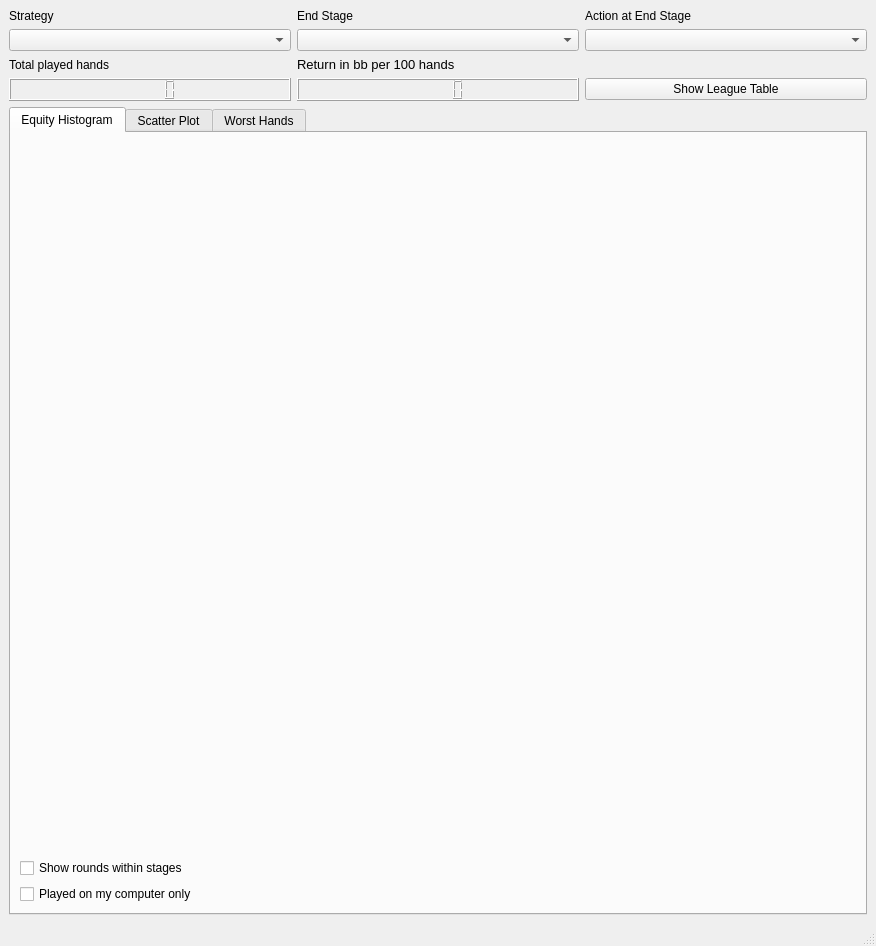
dickreuter/Poker, file poker/gui/ui/analyser_form.ui: the form before one commit.
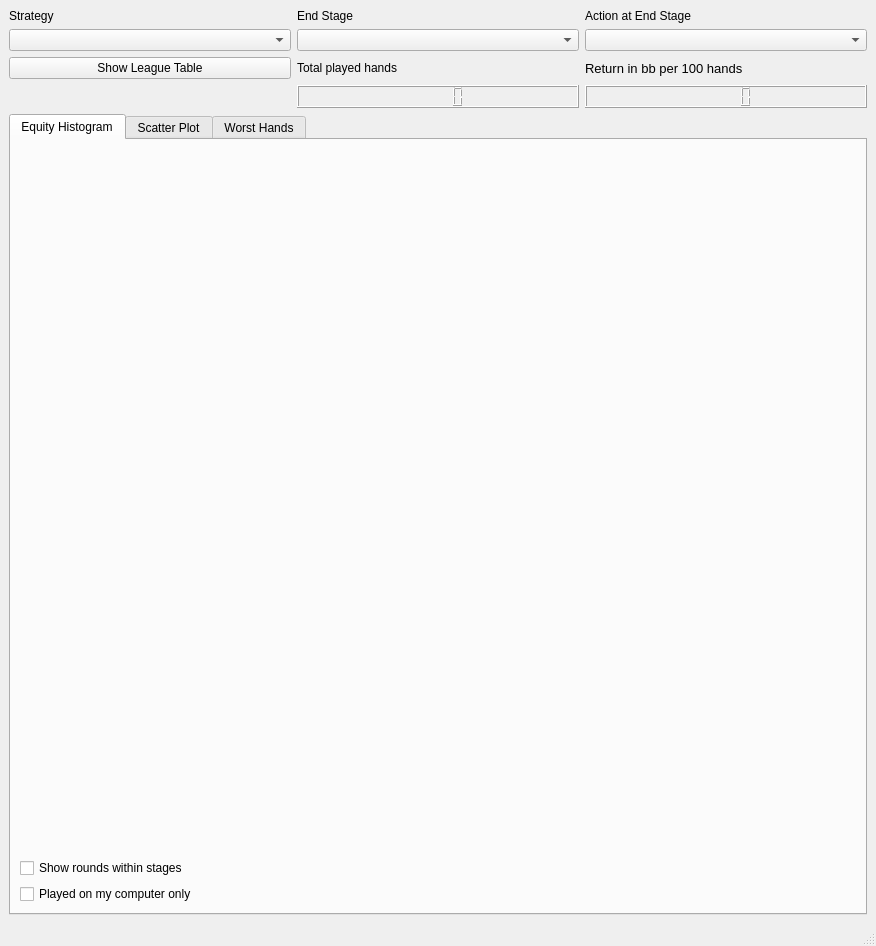
The form after the commit.

Commit message: mouse movement adjustments

Patch:
```diff
--- a/poker/gui/ui/analyser_form.ui
+++ b/poker/gui/ui/analyser_form.ui
@@ -17,19 +17,6 @@
    <layout class="QVBoxLayout" name="verticalLayout">
     <item>
      <layout class="QGridLayout" name="gridLayout_4">
-      <item row="3" column="1">
-       <widget class="QLCDNumber" name="lcdNumber">
-        <property name="lineWidth">
-         <number>1</number>
-        </property>
-        <property name="midLineWidth">
-         <number>0</number>
-        </property>
-        <property name="smallDecimalPoint">
-         <bool>false</bool>
-        </property>
-       </widget>
-      </item>
       <item row="1" column="2">
        <widget class="QComboBox" name="combobox_actiontype">
         <property name="toolTip">
@@ -47,18 +34,6 @@
         </property>
        </widget>
       </item>
-      <item row="2" column="1">
-       <widget class="QLabel" name="label_5">
-        <property name="font">
-         <font>
-          <pointsize>10</pointsize>
-         </font>
-        </property>
-        <property name="text">
-         <string>Return in bb per 100 hands</string>
-        </property>
-       </widget>
-      </item>
       <item row="1" column="1">
        <widget class="QComboBox" name="combobox_gamestage">
         <property name="toolTip">
@@ -73,16 +48,6 @@
         </property>
        </widget>
       </item>
-      <item row="2" column="0">
-       <widget class="QLabel" name="label_6">
-        <property name="text">
-         <string>Total played hands</string>
-        </property>
-       </widget>
-      </item>
-      <item row="3" column="0">
-       <widget class="QLCDNumber" name="lcdNumber_2"/>
-      </item>
       <item row="0" column="0">
        <widget class="QLabel" name="label">
         <property name="text">
@@ -97,7 +62,42 @@
         </property>
        </widget>
       </item>
+      <item row="2" column="2">
+       <widget class="QLabel" name="label_5">
+        <property name="font">
+         <font>
+          <pointsize>10</pointsize>
+         </font>
+        </property>
+        <property name="text">
+         <string>Return in bb per 100 hands</string>
+        </property>
+       </widget>
+      </item>
       <item row="3" column="2">
+       <widget class="QLCDNumber" name="lcdNumber">
+        <property name="lineWidth">
+         <number>1</number>
+        </property>
+        <property name="midLineWidth">
+         <number>0</number>
+        </property>
+        <property name="smallDecimalPoint">
+         <bool>false</bool>
+        </property>
+       </widget>
+      </item>
+      <item row="2" column="1">
+       <widget class="QLabel" name="label_6">
+        <property name="text">
+         <string>Total played hands</string>
+        </property>
+       </widget>
+      </item>
+      <item row="3" column="1">
+       <widget class="QLCDNumber" name="lcdNumber_2"/>
+      </item>
+      <item row="2" column="0">
        <widget class="QPushButton" name="show_league_table">
         <property name="contextMenuPolicy">
          <enum>Qt::ActionsContextMenu</enum>
```
The commit also changes 2 other files.
